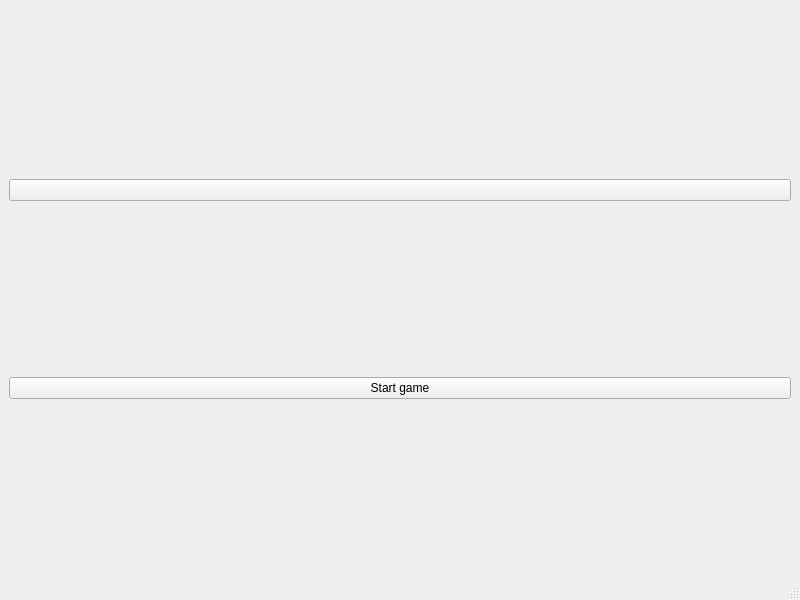
Above: mainwindow.ui from DriesOlbrechts/QtSnake before the change. Below: the same form after it.
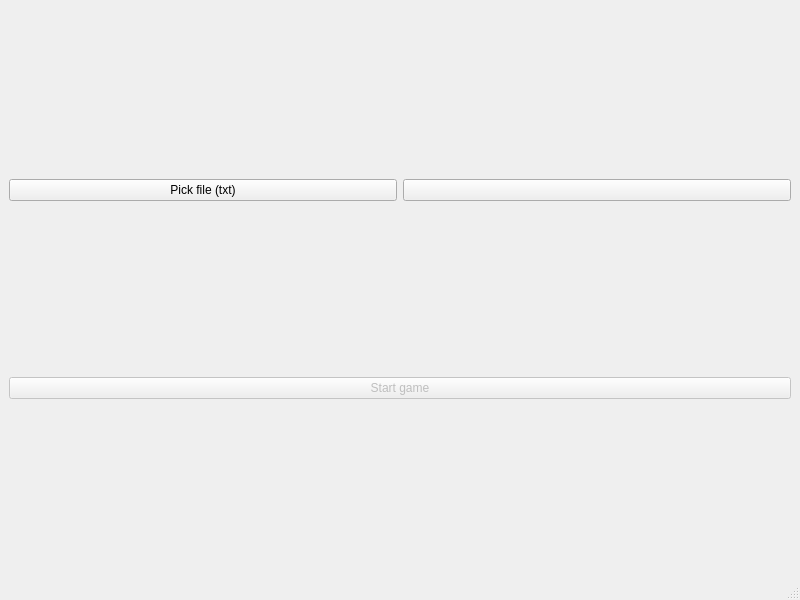
That is the form after the change.

```diff
--- a/mainwindow.ui
+++ b/mainwindow.ui
@@ -15,19 +15,37 @@
   </property>
   <widget class="QWidget" name="centralwidget">
    <layout class="QGridLayout" name="gridLayout">
-    <item row="0" column="0">
+    <item row="1" column="0">
+     <layout class="QHBoxLayout" name="horizontalLayout">
+      <item>
+       <widget class="QPushButton" name="selectFile">
+        <property name="text">
+         <string>Pick file (txt)</string>
+        </property>
+       </widget>
+      </item>
+      <item>
      <widget class="QPushButton" name="colorPicker">
       <property name="text">
        <string/>
       </property>
      </widget>
     </item>
-    <item row="1" column="0">
+     </layout>
+    </item>
+    <item row="3" column="0">
+     <layout class="QHBoxLayout" name="horizontalLayout_2">
+      <item>
      <widget class="QPushButton" name="startGame">
+        <property name="enabled">
+         <bool>false</bool>
+        </property>
       <property name="text">
        <string>Start game</string>
       </property>
      </widget>
+      </item>
+     </layout>
     </item>
    </layout>
   </widget>
```
Lines whose indentation alone changed are shown as unchanged.
